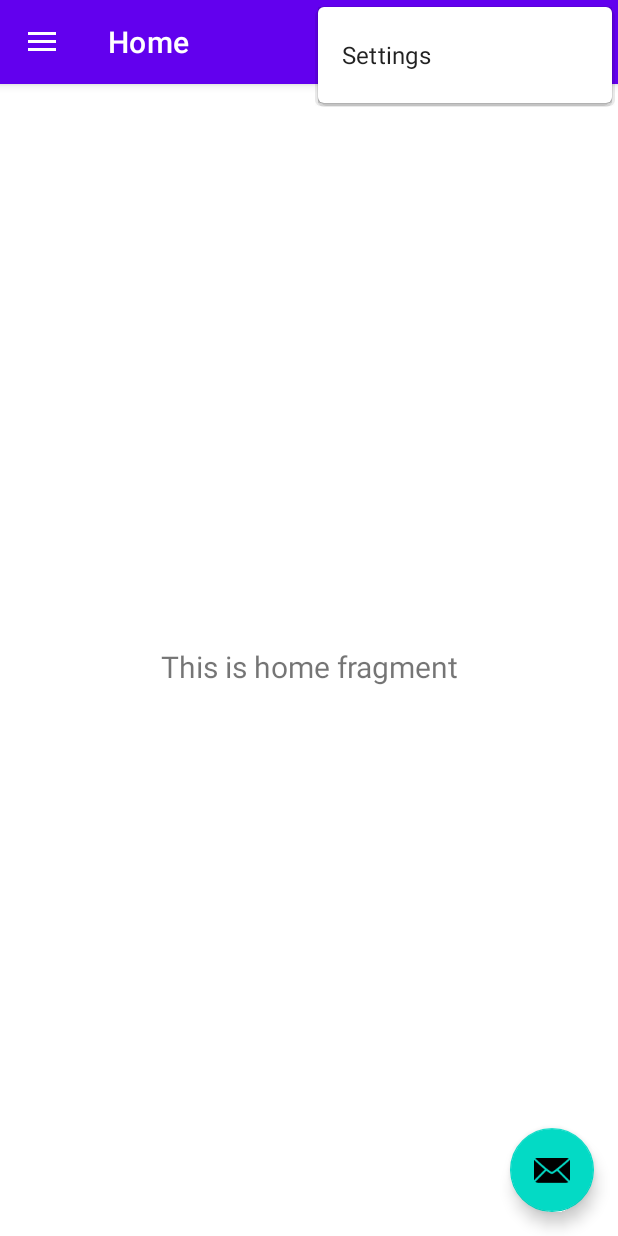
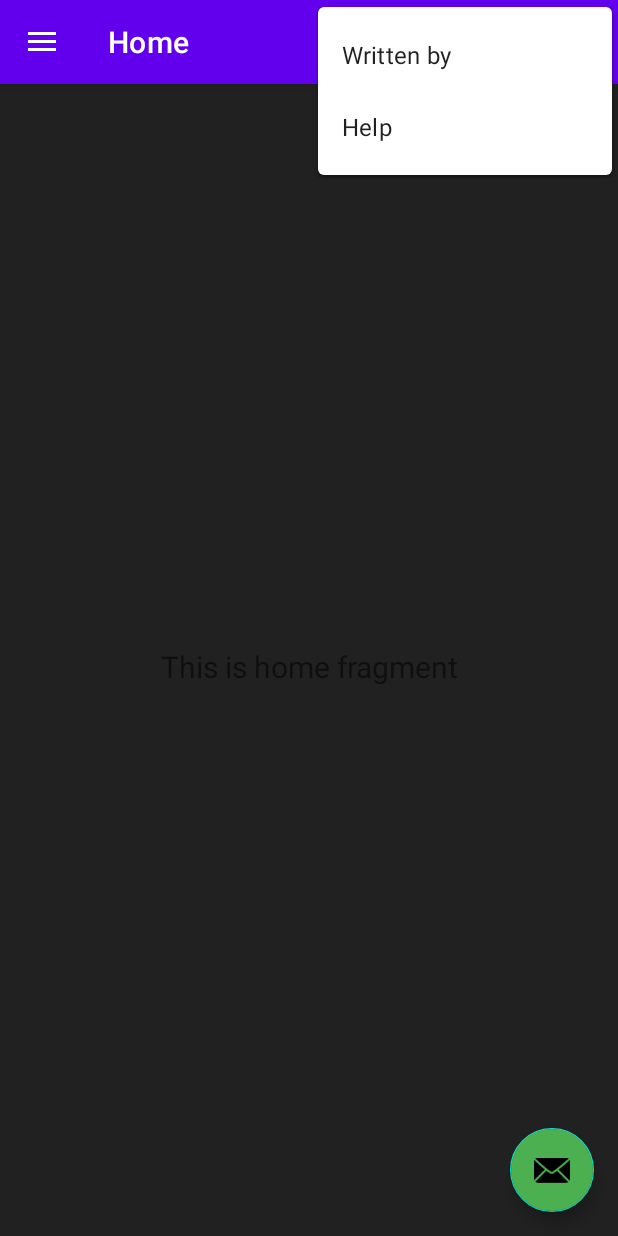
Before and after one commit to AndresAlvarado7/FinalProject, an Android app: the MainActivity screen opened directly, with no data from a screen before it, with the options menu open, on a phone screen of 412 x 824 dp. Run offline under Robolectric (Android 15) with nearby library versions, the phone set to English and light mode, and no system bars; our stand-ins replace navigation-ui.

Commit message:
Colour changed for home menu, added toast, snackbar and alertdialog notification on menu buttons and button bottom right

```diff
--- a/app/src/main/res/layout/app_bar_main.xml
+++ b/app/src/main/res/layout/app_bar_main.xml
@@ -3,6 +3,7 @@
     xmlns:app="http://schemas.android.com/apk/res-auto"
     xmlns:tools="http://schemas.android.com/tools"
     android:layout_width="match_parent"
+    android:background="#222121"
     android:layout_height="match_parent"
     tools:context=".MainActivity">
 
@@ -29,6 +30,7 @@
         android:layout_gravity="bottom|end"
         android:layout_marginEnd="@dimen/fab_margin"
         android:layout_marginBottom="16dp"
+        android:backgroundTint="#4CAF50"
         app:srcCompat="@android:drawable/ic_dialog_email" />
 
 </androidx.coordinatorlayout.widget.CoordinatorLayout>
--- a/app/src/main/res/layout/fragment_home.xml
+++ b/app/src/main/res/layout/fragment_home.xml
@@ -4,6 +4,7 @@
     xmlns:tools="http://schemas.android.com/tools"
     android:layout_width="match_parent"
     android:layout_height="match_parent"
+    android:background="#222121"
     tools:context=".ui.home.HomeFragment">
 
     <TextView
--- a/app/src/main/res/menu/main.xml
+++ b/app/src/main/res/menu/main.xml
@@ -2,8 +2,15 @@
 <menu xmlns:android="http://schemas.android.com/apk/res/android"
     xmlns:app="http://schemas.android.com/apk/res-auto">
     <item
-        android:id="@+id/action_settings"
+        android:id="@+id/action_Writter"
+        android:iconTint="#FFFFFF"
         android:orderInCategory="100"
-        android:title="@string/action_settings"
+        android:title="@string/written"
         app:showAsAction="never" />
+    <item
+        android:id="@+id/action_help"
+        android:orderInCategory="100"
+        android:title="@string/help"
+        app:showAsAction="never"/>
+
 </menu>
--- a/app/src/main/res/values/strings.xml
+++ b/app/src/main/res/values/strings.xml
@@ -31,4 +31,7 @@
     <string name="buttonSearch">Search</string>
 
     <string name="textViewAlbum">Album</string>
+
+    <string name="written">Written by</string>
+    <string name="help">Help</string>
 </resources>
```
Also changed, not shown: app/src/main/java/com/cst2335/finalproject/MainActivity.java (+65 -1 lines).
